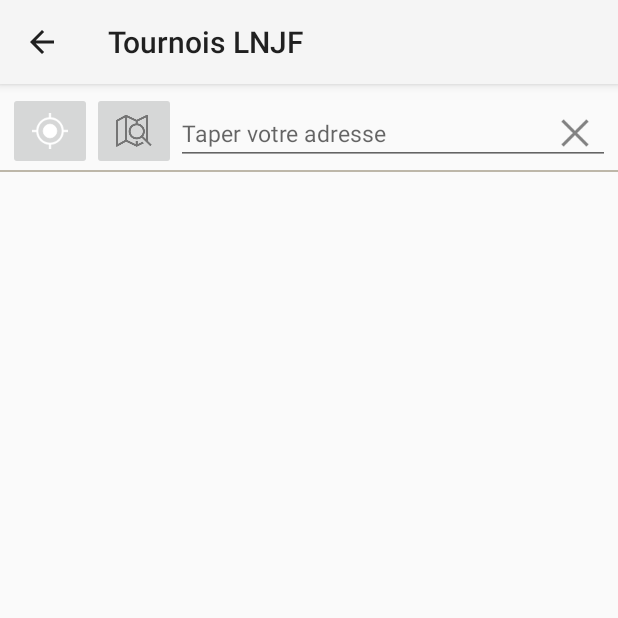
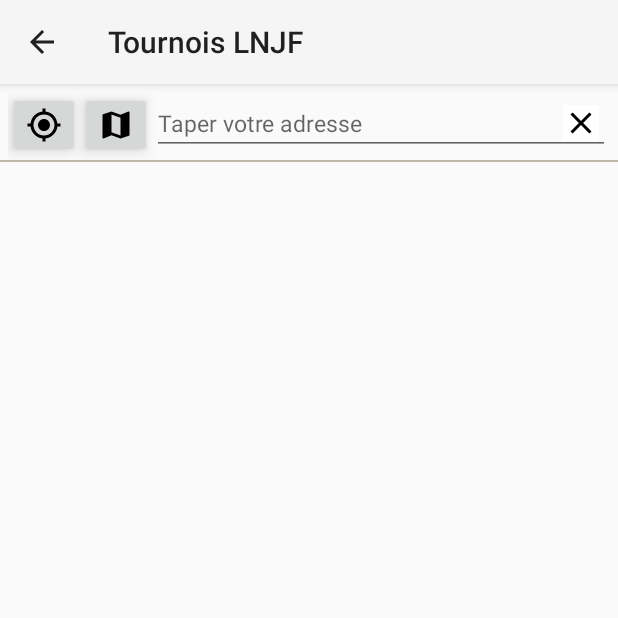
Before and after one commit to e5ky0/FlipperFinderApp, an Android app: the PageListeResultatTournois screen opened directly, with no data from a screen before it, on a phone screen of 412 x 824 dp, the top half of it. Run offline under Robolectric (Android 15) with nearby library versions, the phone set to English and light mode, and no system bars.

Commit message:
layouts updates

```diff
--- a/app/src/main/res/layout/header.xml
+++ b/app/src/main/res/layout/header.xml
@@ -2,6 +2,7 @@
 <LinearLayout xmlns:android="http://schemas.android.com/apk/res/android"
     android:layout_width="fill_parent"
     android:layout_height="wrap_content"
+    xmlns:app="http://schemas.android.com/apk/res-auto"
     android:background="#BDBDBD"
     android:orientation="vertical">
 
@@ -18,7 +19,7 @@
             android:id="@+id/header_icon"
             android:layout_width="wrap_content"
             android:layout_height="wrap_content"
-            android:src="@drawable/header_icon" />
+            app:srcCompat="@drawable/header_icon" />
 
         <RelativeLayout
             android:layout_width="fill_parent"
--- a/app/src/main/res/layout/localisation.xml
+++ b/app/src/main/res/layout/localisation.xml
@@ -2,6 +2,7 @@
 <LinearLayout xmlns:android="http://schemas.android.com/apk/res/android"
 	android:layout_width="fill_parent"
 	android:layout_height="wrap_content"
+	xmlns:app="http://schemas.android.com/apk/res-auto"
 	android:orientation="horizontal"
 	android:layout_marginLeft="5dip"
 	android:layout_marginRight="5dip"
@@ -11,15 +12,17 @@
         android:id="@+id/boutonLocalisation"
         android:layout_width="wrap_content"
         android:layout_height="wrap_content"
+        android:elevation="6dp"
         android:contentDescription="@string/alt_image_localisation"
-        android:src="@drawable/ic_action_location_2"/>
+        app:srcCompat="@drawable/ic_my_location_black_24dp" />
 
     <ImageButton
         android:id="@+id/boutonSearchByMap"
         android:layout_width="wrap_content"
         android:layout_height="wrap_content"
+        android:elevation="6dp"
         android:contentDescription="@string/alt_image_mapsearch"
-        android:src="@drawable/ic_search_map"/>
+        app:srcCompat="@drawable/ic_map_black_24dp"/>
 
 	<FrameLayout
 	    android:layout_width="fill_parent"
@@ -41,7 +44,8 @@
 			android:layout_height="wrap_content"
 			android:layout_gravity="right|center_vertical"
 			android:layout_marginRight="7dp"
-	        android:background="@drawable/ic_content_remove" />
+			android:background="@color/cardview_light_background"
+			app:srcCompat="@drawable/ic_clear_black_24dp" />
 
 	</FrameLayout>
 
--- a/app/src/main/res/layout/simple_list_item_tournoi.xml
+++ b/app/src/main/res/layout/simple_list_item_tournoi.xml
@@ -1,6 +1,7 @@
 <LinearLayout xmlns:android="http://schemas.android.com/apk/res/android"
     android:layout_width="fill_parent"
     android:layout_height="wrap_content"
+    xmlns:app="http://schemas.android.com/apk/res-auto"
     android:minHeight="?android:attr/listPreferredItemHeight">
     <LinearLayout
         android:layout_width="match_parent"
@@ -74,7 +75,7 @@
                     android:id="@+id/imageNavigation"
                     android:layout_width="wrap_content"
                     android:layout_height="wrap_content"
-                    android:src="@drawable/ic_navigation"/>
+                    app:srcCompat="@drawable/ic_navigation"/>
             </LinearLayout>
             <TextView
                 android:id="@+id/distance"
```
Also changed, not shown: app/src/main/res/layout/activity_liste_resultat.xml (+6 -4 lines), app/src/main/res/layout/activity_main.xml (+21 -6 lines), app/src/main/res/layout/activity_map_search.xml (+10 -1 lines), app/src/main/res/layout/fragment_map_flipper.xml (+6 -12 lines), app/src/main/res/layout/header_main.xml (+6 -5 lines), app/src/main/res/layout/header_tournoi.xml (+7 -6 lines). Lines whose indentation alone changed are shown as unchanged.
